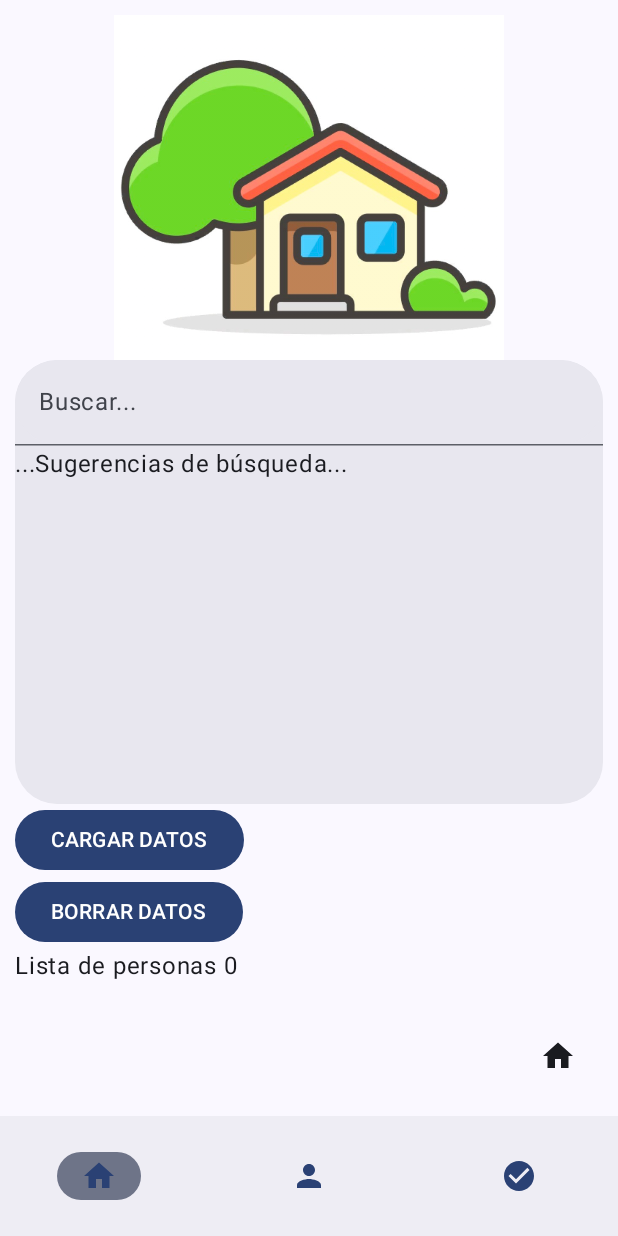
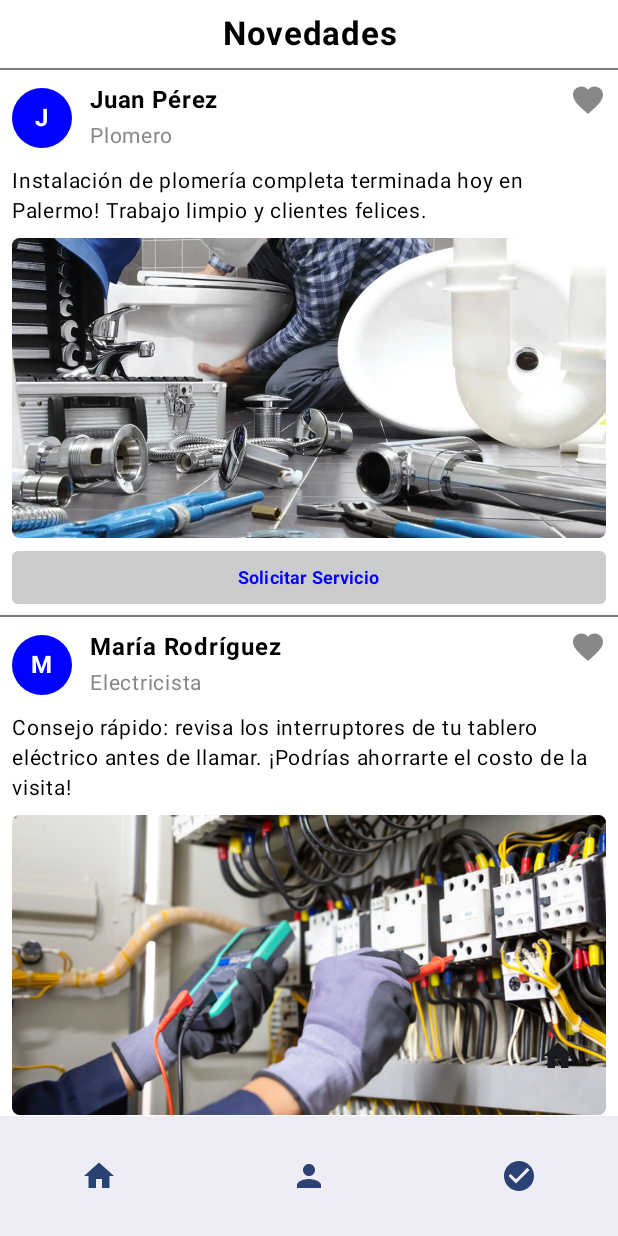
Before and after one commit to unlam-tec-movil/A3-2025-H2-E3, an Android app built with Jetpack Compose: the screen it shows after launch (MainActivity), on a phone screen of 412 x 824 dp. Run offline under Robolectric (Android 15) with nearby library versions, the phone set to English and light mode, and no system bars; our stand-ins replace Dagger/Hilt's generated code.

Commit message:
feat: agregar pantalla de novedades con componentes

```diff
--- a/app/src/main/java/ar/edu/unlam/mobile/scaffolding/MainActivity.kt
+++ b/app/src/main/java/ar/edu/unlam/mobile/scaffolding/MainActivity.kt
@@ -14,10 +14,8 @@ import androidx.compose.material3.IconButton
 import androidx.compose.material3.MaterialTheme
 import androidx.compose.material3.Scaffold
 import androidx.compose.material3.Snackbar
-import androidx.compose.material3.SnackbarDuration
 import androidx.compose.material3.SnackbarHost
 import androidx.compose.material3.SnackbarHostState
-import androidx.compose.material3.SnackbarVisuals
 import androidx.compose.material3.Surface
 import androidx.compose.material3.Text
 import androidx.compose.material3.TextButton
@@ -35,6 +33,7 @@ import ar.edu.unlam.mobile.scaffolding.ui.components.SnackbarVisualsWithError
 import ar.edu.unlam.mobile.scaffolding.ui.screens.FormScreen
 import ar.edu.unlam.mobile.scaffolding.ui.screens.HomeScreen
 import ar.edu.unlam.mobile.scaffolding.ui.screens.UserScreen
+import ar.edu.unlam.mobile.scaffolding.ui.screens.feed.FeedScreen
 import ar.edu.unlam.mobile.scaffolding.ui.theme.ScaffoldingV2Theme
 import dagger.hilt.android.AndroidEntryPoint
 
@@ -105,12 +104,18 @@ fun MainScreen() {
     ) { paddingValue ->
         // NavHost es el componente que funciona como contenedor de los otros componentes que
         // podrán ser destinos de navegación.
-        NavHost(navController = controller, startDestination = "home") {
+        NavHost(navController = controller, startDestination = "feed") {
             // composable es el componente que se usa para definir un destino de navegación.
             // Por parámetro recibe la ruta que se utilizará para navegar a dicho destino.
             composable("home") {
                 // Home es el componente en sí que es el destino de navegación.
                 HomeScreen(modifier = Modifier.padding(paddingValue))
+            }
+            composable("feed") {
+                FeedScreen(
+                    modifier = Modifier.padding(paddingValue),
+                    onServiceRequest = {}
+                )
             }
             composable("form") {
                 FormScreen(
--- a/app/src/main/java/ar/edu/unlam/mobile/scaffolding/ui/components/BotomBar.kt
+++ b/app/src/main/java/ar/edu/unlam/mobile/scaffolding/ui/components/BotomBar.kt
@@ -1,5 +1,6 @@
 package ar.edu.unlam.mobile.scaffolding.ui.components
 
+import androidx.compose.foundation.layout.height
 import androidx.compose.material.icons.Icons
 import androidx.compose.material.icons.filled.CheckCircle
 import androidx.compose.material.icons.filled.Home
@@ -10,6 +11,8 @@ import androidx.compose.material3.NavigationBar
 import androidx.compose.material3.NavigationBarItem
 import androidx.compose.runtime.Composable
 import androidx.compose.runtime.getValue
+import androidx.compose.ui.Modifier
+import androidx.compose.ui.unit.dp
 import androidx.navigation.NavDestination.Companion.hierarchy
 import androidx.navigation.NavHostController
 import androidx.navigation.compose.currentBackStackEntryAsState
@@ -18,7 +21,7 @@ import ar.edu.unlam.mobile.scaffolding.ui.screens.FORM_ROUTE
 @Composable
 fun BottomBar(controller: NavHostController) {
     val navBackStackEntry by controller.currentBackStackEntryAsState()
-    NavigationBar {
+    NavigationBar (modifier = Modifier.height(80.dp)){
         NavigationBarItem(
             selected = navBackStackEntry?.destination?.hierarchy?.any { it.route == "home" } == true,
             onClick = { controller.navigate("home") },
--- /dev/null
+++ b/app/src/main/java/ar/edu/unlam/mobile/scaffolding/ui/screens/feed/FeedScreen.kt
@@ -0,0 +1,103 @@
+package ar.edu.unlam.mobile.scaffolding.ui.screens.feed
+
+
+import androidx.compose.foundation.background
+import androidx.compose.foundation.layout.Arrangement
+import androidx.compose.foundation.layout.Column
+import androidx.compose.foundation.layout.Row
+import androidx.compose.foundation.layout.fillMaxSize
+import androidx.compose.foundation.layout.fillMaxWidth
+import androidx.compose.foundation.layout.height
+import androidx.compose.foundation.layout.padding
+import androidx.compose.foundation.lazy.LazyColumn
+import androidx.compose.foundation.lazy.items
+import androidx.compose.material3.ExperimentalMaterial3Api
+import androidx.compose.material3.Text
+import androidx.compose.runtime.Composable
+import androidx.compose.runtime.remember
+import androidx.compose.ui.Alignment
+import androidx.compose.ui.Modifier
+import androidx.compose.ui.graphics.Color
+import androidx.compose.ui.text.font.FontWeight
+import androidx.compose.ui.text.style.TextAlign
+import androidx.compose.ui.tooling.preview.Preview
+import androidx.compose.ui.unit.dp
+import androidx.compose.ui.unit.sp
+import ar.edu.unlam.mobile.scaffolding.ui.screens.feed.components.NewsItem
+
+@OptIn(ExperimentalMaterial3Api::class)
+@Preview
+@Composable
+fun FeedScreen(
+    onServiceRequest: () -> Unit = {},
+    modifier: Modifier = Modifier
+) {
+    // Novedades hardcodeadas
+    val newsItems = remember {
+        listOf(
+            NewsData(
+                id = 1,
+                name = "Juan Pérez",
+                profession = "Plomero",
+                message = "Instalación de plomería completa terminada hoy en Palermo! Trabajo limpio y clientes felices.",
+                isLiked = false
+            ),
+            NewsData(
+                id = 2,
+                name = "María Rodríguez",
+                profession = "Electricista",
+                message = "Consejo rápido: revisa los interruptores de tu tablero eléctrico antes de llamar. ¡Podrías ahorrarte el costo de la visita!",
+                isLiked = false
+            ),
+            NewsData(
+                id = 3,
+                name = "Carlos Gomez",
+                profession = "Gasista Matriculado",
+                message = "Revisión de seguridad de una instalación de gas en Caballito, ¡La seguridad es siempre lo primero! Contactame para revisiones anuales.",
+                isLiked = false
+            )
+        )
+    }
+    Column(modifier = modifier.fillMaxSize()) {
+        Row(modifier = Modifier
+            .fillMaxWidth()
+            .height(45.dp)
+            .background(Color.White),
+            verticalAlignment = Alignment.CenterVertically,
+            horizontalArrangement = Arrangement.Center
+            ) {
+            Text(
+                modifier = Modifier.fillMaxWidth(),
+                textAlign = TextAlign.Center,
+                text = "Novedades",
+                color = Color.Black,
+                fontWeight = FontWeight.Bold,
+                fontSize = 22.sp
+            )
+        }
+
+        LazyColumn(
+            modifier = Modifier
+                .fillMaxSize()
+                .padding(0.dp)
+                .background(Color(0xFFF5F5F5))
+        ) {
+            items(newsItems) { item ->
+                NewsItem(
+                    name = item.name,
+                    profession = item.profession,
+                    message = item.message,
+                )
+            }
+        }
+    }
+}
+
+
+data class NewsData(
+    val id: Int,
+    val name: String,
+    val profession: String,
+    val message: String,
+    val isLiked: Boolean
+)
--- /dev/null
+++ b/app/src/main/java/ar/edu/unlam/mobile/scaffolding/ui/screens/feed/components/NewsItem.kt
@@ -0,0 +1,157 @@
+package ar.edu.unlam.mobile.scaffolding.ui.screens.feed.components
+
+import android.icu.number.Scale
+import androidx.compose.foundation.Image
+import androidx.compose.foundation.background
+import androidx.compose.foundation.layout.Box
+import androidx.compose.foundation.layout.Column
+import androidx.compose.foundation.layout.Row
+import androidx.compose.foundation.layout.Spacer
+import androidx.compose.foundation.layout.fillMaxWidth
+import androidx.compose.foundation.layout.height
+import androidx.compose.foundation.layout.padding
+import androidx.compose.foundation.layout.size
+import androidx.compose.foundation.layout.width
+import androidx.compose.foundation.shape.CircleShape
+import androidx.compose.foundation.shape.RoundedCornerShape
+import androidx.compose.material.icons.Icons
+import androidx.compose.material.icons.filled.Favorite
+import androidx.compose.material3.Card
+import androidx.compose.material3.CardDefaults
+import androidx.compose.material3.Divider
+import androidx.compose.material3.Icon
+import androidx.compose.material3.IconButton
+import androidx.compose.material3.Text
+import androidx.compose.runtime.Composable
+import androidx.compose.ui.Alignment
+import androidx.compose.ui.Modifier
+import androidx.compose.ui.draw.clip
+import androidx.compose.ui.graphics.Color
+import androidx.compose.ui.graphics.RectangleShape
+import androidx.compose.ui.layout.ContentScale
+import androidx.compose.ui.res.painterResource
+import androidx.compose.ui.text.font.FontWeight
+import androidx.compose.ui.tooling.preview.Preview
+import androidx.compose.ui.unit.dp
+import androidx.compose.ui.unit.sp
+import ar.edu.unlam.mobile.scaffolding.R
+
+
+@Preview
+@Composable
+fun ViewNewItem() {
+    NewsItem(
+        "Juan Pérez",
+        "Plomero",
+        "Instalación de plomería completa terminada hoy en Palermo! Trabajo limpio y clientes felices."
+    )
+}
+
+
+@Composable
+fun NewsItem(
+    name: String,
+    profession: String,
+    message: String,
+    modifier: Modifier = Modifier
+) {
+    Card(
+        modifier = modifier
+            .fillMaxWidth(),
+        shape = RectangleShape,
+        elevation = CardDefaults.cardElevation(defaultElevation = 4.dp),
+        colors = CardDefaults.cardColors(containerColor = Color.White)
+    ) {
+        Divider()
+        Column(
+            modifier = Modifier
+                .fillMaxWidth()
+                .padding(vertical = 8.dp, horizontal = 8.dp)
+        ) {
+
+            // Header con nombre y profesión
+            Row (  modifier = Modifier.fillMaxWidth()){
+                Row(
+                    verticalAlignment = Alignment.CenterVertically,
+                    modifier = Modifier.weight(0.8f)
+                ) {
+                    // Avatar
+                    Box(
+                        modifier = Modifier
+                            .size(40.dp)
+                            .background(Color.Blue, CircleShape)
+                            .clip(CircleShape),
+                        contentAlignment = Alignment.Center
+                    ) {
+                        //agarro la primera letra pero la idea es poner imagen despues
+                        Text(
+                            text = name.take(1),
+                            color = Color.White,
+                            fontWeight = FontWeight.Bold
+                        )
+                    }
+
+                    Spacer(modifier = Modifier.width(12.dp))
+
+                    // Información del profesional
+                    Column {
+                        Text(
+                            text = name,
+                            fontWeight = FontWeight.Bold,
+                            fontSize = 16.sp,
+                            color = Color.Black
+                        )
+                        Text(
+                            text = profession,
+                            fontSize = 14.sp,
+                            color = Color.Gray
+                        )
+                    }
+                }
+                IconButton(
+                    onClick = {},
+                    modifier = Modifier.size(24.dp)
+                ) {
+                    Icon(
+                        imageVector = Icons.Filled.Favorite,
+                        contentDescription = "Dar like",
+                        tint = Color.Gray
+                    )
+                }
+            }
+
+            Spacer(modifier = Modifier.height(8.dp))
+
+            // Mensaje de la novedad
+            Text(
+                text = message,
+                fontSize = 14.sp,
+                color = Color.Black,
+                lineHeight = 20.sp
+            )
+
+            Spacer(modifier = Modifier.height(8.dp))
+
+            Image(
+                painter = painterResource(
+                    id = if (name == "Juan Pérez") {
+                        R.drawable.plomeria
+                    } else if (name == "María Rodríguez") {
+                        R.drawable.tablero
+                    } else {
+                        R.drawable.gas
+                    }
+                ),
+                contentDescription = "imagen",
+                modifier = Modifier
+                    .fillMaxWidth()
+                    .height(200.dp)
+                    .clip(RoundedCornerShape(5.dp)),
+                contentScale = ContentScale.Crop
+            )
+            Spacer(modifier = Modifier.height(8.dp))
+
+            ServiceButton({}, modifier = Modifier.padding(0.dp))
+        }
+    }
+}
--- /dev/null
+++ b/app/src/main/java/ar/edu/unlam/mobile/scaffolding/ui/screens/feed/components/ServiceButton.kt
@@ -0,0 +1,47 @@
+package ar.edu.unlam.mobile.scaffolding.ui.screens.feed.components
+
+import androidx.compose.foundation.layout.fillMaxWidth
+import androidx.compose.foundation.layout.height
+import androidx.compose.foundation.layout.padding
+import androidx.compose.foundation.shape.RoundedCornerShape
+import androidx.compose.material3.Button
+import androidx.compose.material3.ButtonDefaults
+import androidx.compose.material3.Text
+import androidx.compose.runtime.Composable
+import androidx.compose.ui.Modifier
+import androidx.compose.ui.graphics.Color
+import androidx.compose.ui.text.font.FontWeight
+import androidx.compose.ui.tooling.preview.Preview
+import androidx.compose.ui.unit.dp
+import androidx.compose.ui.unit.sp
+
+
+@Preview
+@Composable
+fun ViewServiceButtom(){
+    ServiceButton({})
+}
+
+@Composable
+fun ServiceButton(
+    onClick: () -> Unit,
+    modifier: Modifier = Modifier
+) {
+    Button(
+        onClick = onClick,
+        modifier = modifier
+            .fillMaxWidth()
+            .height(35.dp),
+        colors = ButtonDefaults.buttonColors(
+            containerColor = Color.LightGray,
+            contentColor = Color.Blue
+        ),
+        shape = RoundedCornerShape(4.dp)
+    ) {
+        Text(
+            text = "Solicitar Servicio",
+            fontSize = 12.sp,
+            fontWeight = FontWeight.Bold
+        )
+    }
+}
```
Also changed, not shown: app/src/main/res/drawable/gas.jpg (added), app/src/main/res/drawable/plomeria.webp (added), app/src/main/res/drawable/tablero.jpg (added).
